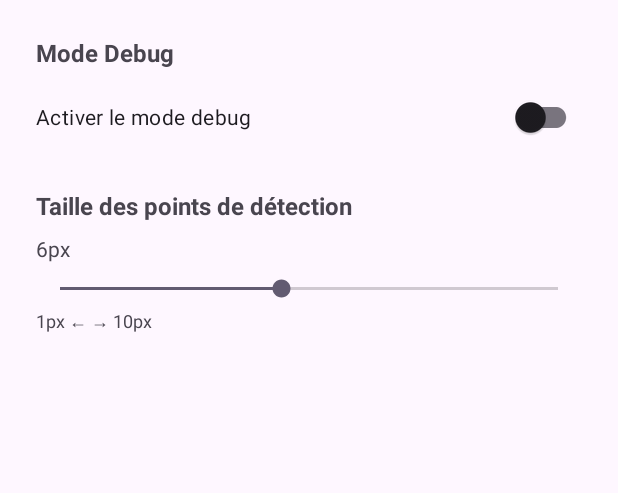
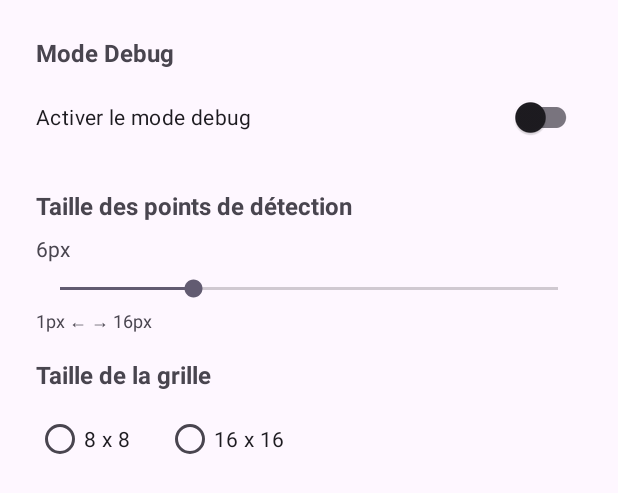
Before and after one commit to Moha-df/decodeurCv2Android, an Android app: the layout dialog_settings.xml on its own in the app's theme, with its tools: preview values and no code run, on a phone screen of 412 x 824 dp. Shown: the top 493 px of the screen. Run offline under Robolectric (Android 15) with nearby library versions, the phone set to English and light mode, and no system bars.

Commit message:
grid 8x8 available

```diff
--- a/app/src/main/res/layout/activity_main.xml
+++ b/app/src/main/res/layout/activity_main.xml
@@ -39,7 +39,7 @@
         android:padding="8dp"
         android:textColor="@android:color/white"
         android:textSize="14sp"
-        android:text="🔄 Redressement: ON | 🐛 Debug: OFF | 🔴 Points: 6px"
+        android:text="Redressement: ON | Debug: OFF | Points: 6px"
         app:layout_constraintStart_toStartOf="parent"
         app:layout_constraintTop_toTopOf="parent" />
 
--- a/app/src/main/res/layout/dialog_settings.xml
+++ b/app/src/main/res/layout/dialog_settings.xml
@@ -1,9 +1,14 @@
 <?xml version="1.0" encoding="utf-8"?>
-<LinearLayout xmlns:android="http://schemas.android.com/apk/res/android"
+<ScrollView xmlns:android="http://schemas.android.com/apk/res/android"
     android:layout_width="match_parent"
     android:layout_height="wrap_content"
-    android:orientation="vertical"
-    android:padding="24dp">
+    android:fillViewport="true">
+
+    <LinearLayout
+        android:layout_width="match_parent"
+        android:layout_height="wrap_content"
+        android:orientation="vertical"
+        android:padding="24dp">
 
     <!-- Debug Switch -->
     <TextView
@@ -43,14 +48,48 @@
         android:layout_width="match_parent"
         android:layout_height="wrap_content"
         android:min="1"
-        android:max="10"
+        android:max="16"
         android:progress="5" />
 
     <TextView
         android:layout_width="wrap_content"
         android:layout_height="wrap_content"
-        android:text="1px ← → 10px"
+        android:text="1px ← → 16px"
         android:textSize="12sp"
-        android:layout_marginTop="4dp" />
+        android:layout_marginTop="4dp"
+        android:layout_marginBottom="16dp" />
 
-</LinearLayout>
+    <!-- Choix de la taille de la grille -->
+    <TextView
+        android:layout_width="wrap_content"
+        android:layout_height="wrap_content"
+        android:text="Taille de la grille"
+        android:textSize="16sp"
+        android:textStyle="bold"
+        android:layout_marginBottom="8dp" />
+
+    <RadioGroup
+        android:id="@+id/grid_size_group"
+        android:layout_width="match_parent"
+        android:layout_height="wrap_content"
+        android:orientation="horizontal"
+        android:layout_marginBottom="16dp">
+
+        <RadioButton
+            android:id="@+id/grid_8_radio"
+            android:layout_width="wrap_content"
+            android:layout_height="wrap_content"
+            android:text="8 x 8" />
+
+        <RadioButton
+            android:id="@+id/grid_16_radio"
+            android:layout_width="wrap_content"
+            android:layout_height="wrap_content"
+            android:text="16 x 16"
+            android:layout_marginStart="24dp" />
+
+    </RadioGroup>
+
+    </LinearLayout>
+
+</ScrollView>
```
Also changed, not shown: app/src/main/java/com/example/ihmdecodeur/MainActivity.kt (+100 -22 lines).
